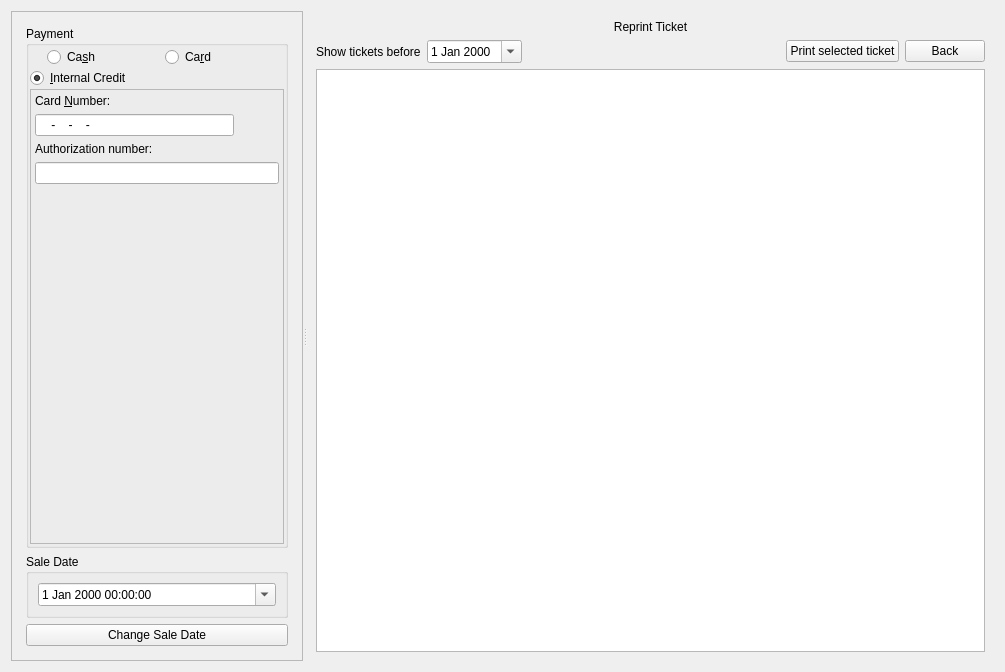
Before: the Qt Designer form src/ui/mainview.ui in lastprimenumbers/lemonpos, drawn with Qt 5.
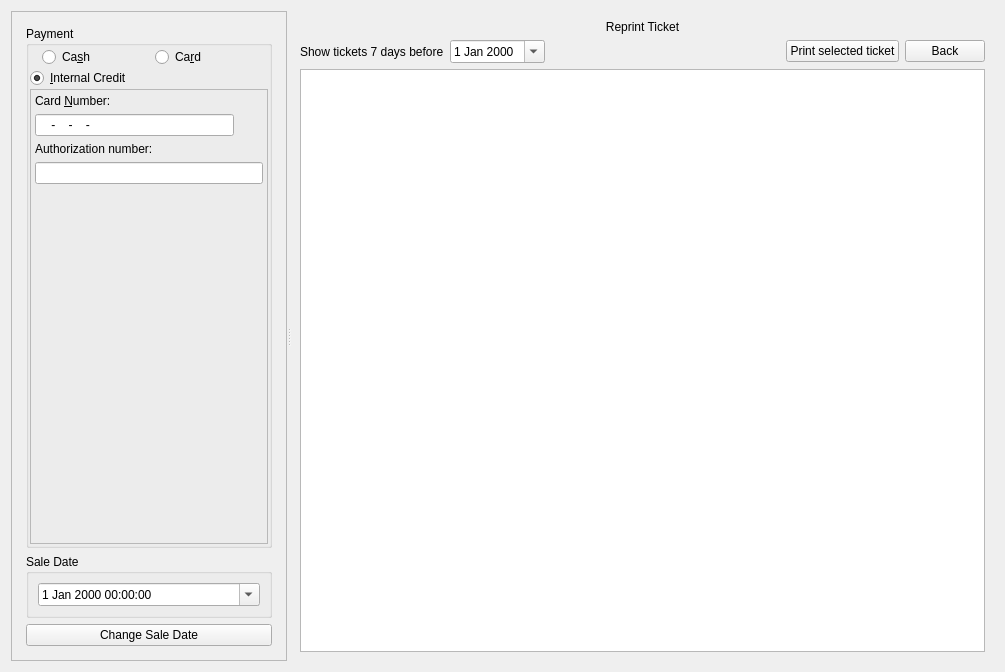
After: the same form once the commit is applied. The open tabs and pages were chosen to show the change. Icons and pictures are not drawn. Custom widgets are drawn as their Qt base class.

Commit message: moderate startup time improvements restricted ticket search to last 7 days removed select on products listview

Patch:
```diff
--- a/src/ui/mainview.ui
+++ b/src/ui/mainview.ui
@@ -1378,7 +1378,7 @@
           <item>
            <widget class="QLabel" name="lblTicketDatePicker">
             <property name="text">
-             <string>Show tickets before</string>
+             <string>Show tickets 7 days before</string>
             </property>
            </widget>
           </item>
```
Left out of the diff: 79 changed lines with no effect on the pictures. The commit also changes 5 other files.
